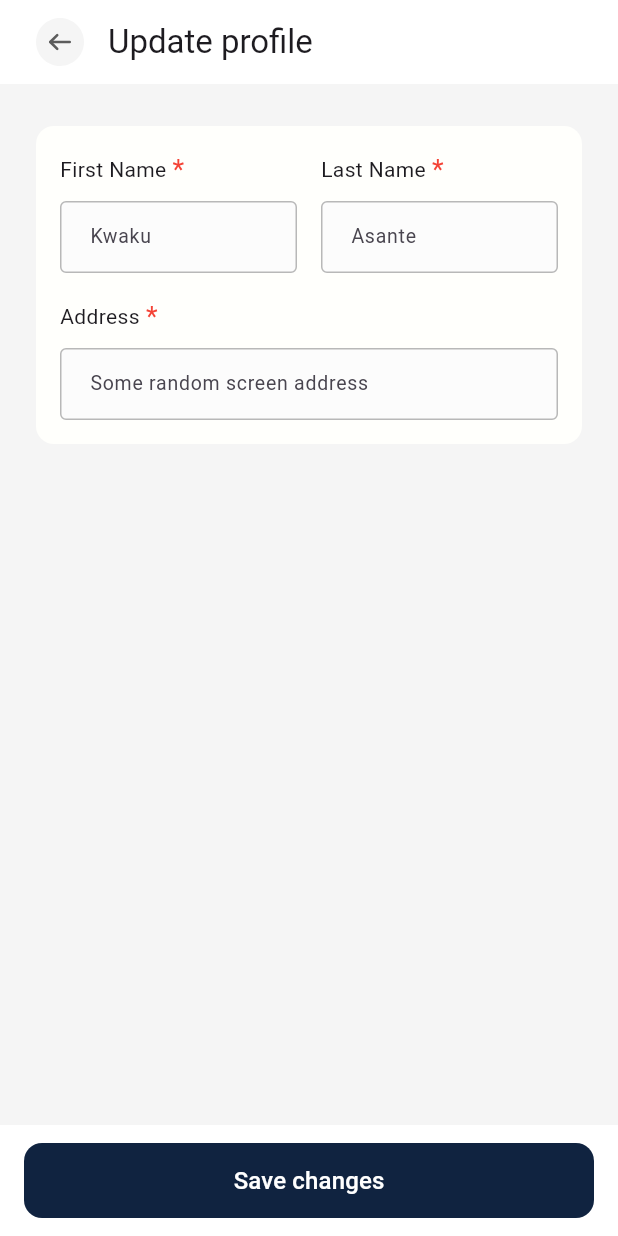
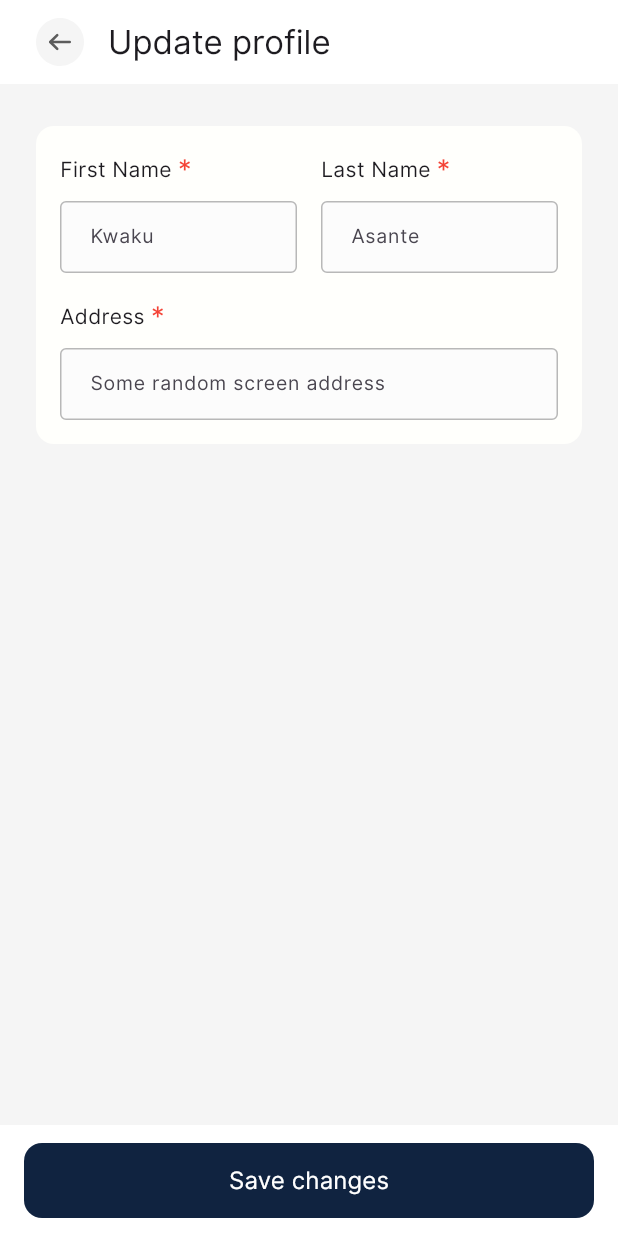
Before and after one commit to titanium-cmd/UI-Implementation, a Flutter app: the screen it shows after launch, after a tap on "Update profile", on a phone screen of 412 x 824 dp. Run offline on Flutter 3.47's test engine with Material 3 defaults, Android fonts, the light colour scheme and no system bars; our stand-ins replace flutter_svg.

Commit message:
custom fonts of inter added

```diff
--- a/lib/main.dart
+++ b/lib/main.dart
@@ -13,6 +13,7 @@ class MainApp extends StatelessWidget {
   @override
   Widget build(BuildContext context) {
     return MaterialApp(
+      theme: ThemeData(fontFamily: 'Inter'),
       home: IndexScreen(),
     );
   }
--- a/lib/views/screens/update_profile_screen.dart
+++ b/lib/views/screens/update_profile_screen.dart
@@ -46,7 +46,7 @@ class _UpdateProfileScreenState extends State<UpdateProfileScreen> {
             child: SvgPicture.asset('assets/arrow-back.svg'),
           ),
         ),
-        title: Text('Update profile'),
+        title: Text('Update profile', style: TextStyle(fontWeight: FontWeight.w500)),
       ),
       body: ListView(
         padding: EdgeInsets.symmetric(horizontal: 20, vertical: 24),
```
Also changed, not shown: pubspec.yaml (+10 -1 lines), fonts/Inter-Black.otf (added), fonts/Inter-Bold.otf (added), fonts/Inter-Light.otf (added), fonts/Inter-Medium.otf (added), fonts/Inter-Regular.otf (added), fonts/Inter-SemiBold.otf (added), fonts/Inter-Thin.otf (added).
